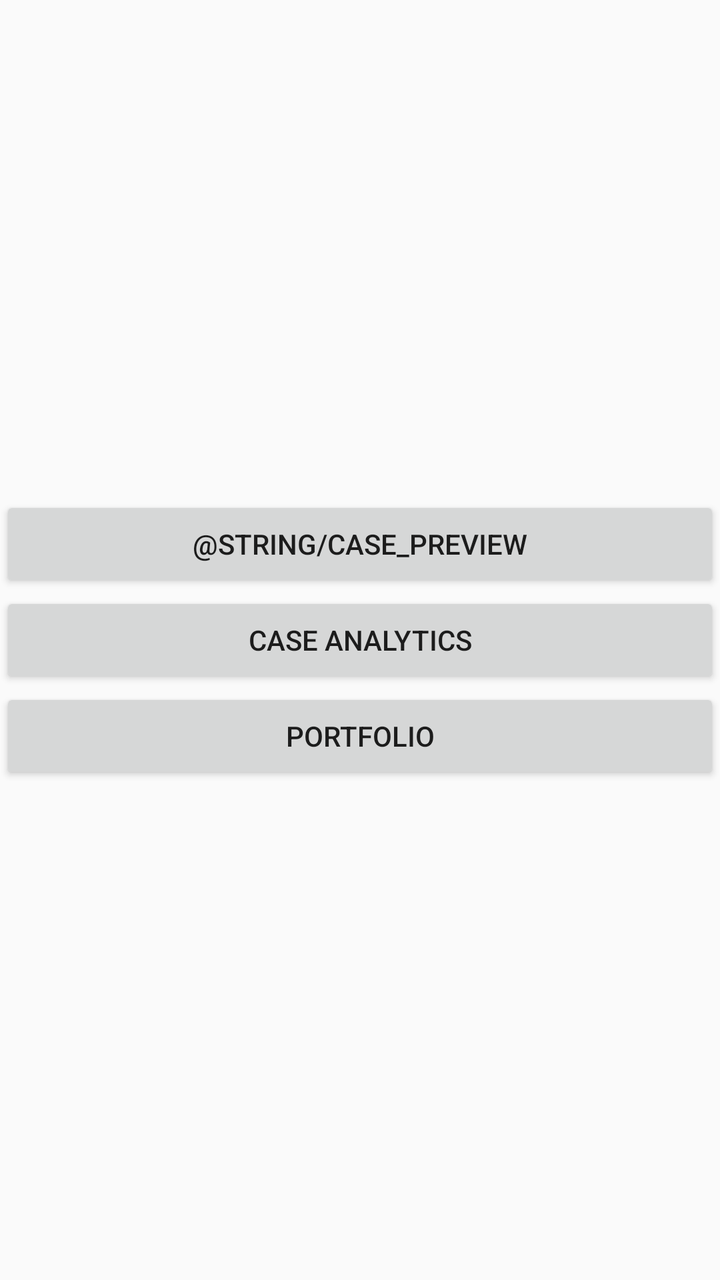
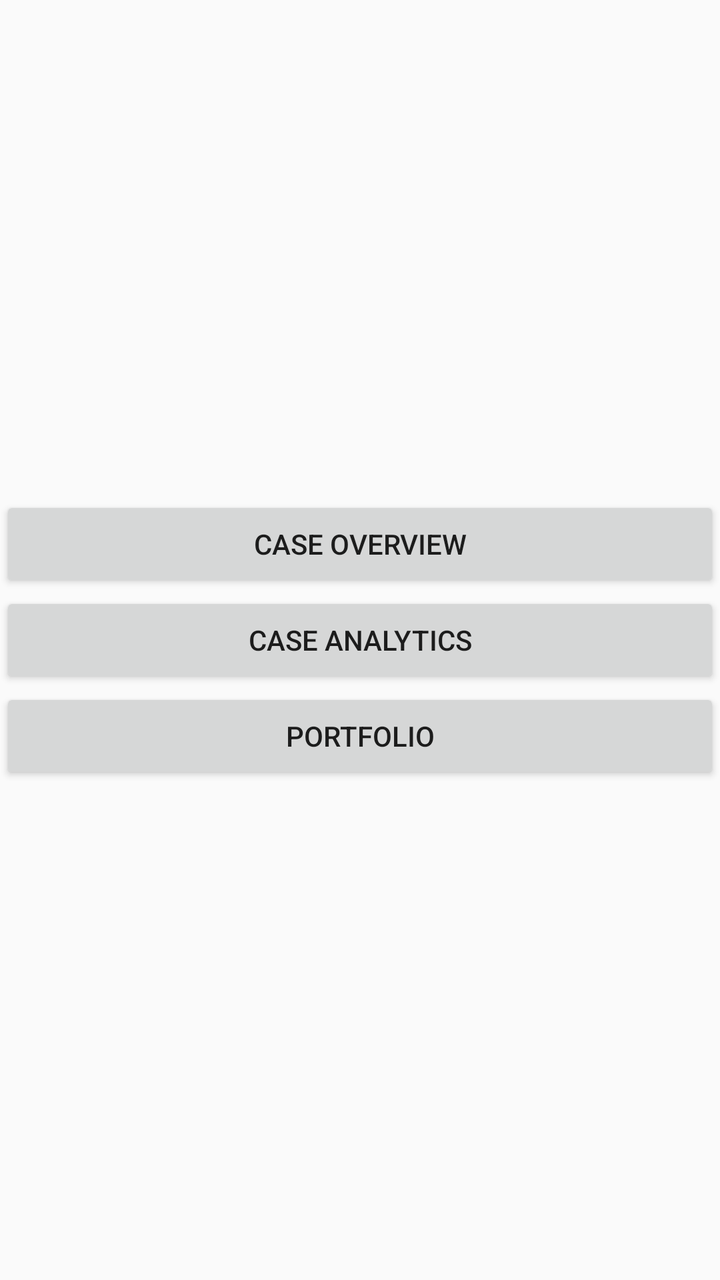

An Android layout rendered at two revisions. The XML below is the earlier revision; the diff shows what the commit changed to produce the second picture.
<!-- AndroidManifest.xml: application theme AppTheme -->
<!-- res/layout/fragment_start.xml -->
<?xml version="1.0" encoding="utf-8"?>
<androidx.constraintlayout.widget.ConstraintLayout xmlns:android="http://schemas.android.com/apk/res/android"
    xmlns:app="http://schemas.android.com/apk/res-auto"
    xmlns:tools="http://schemas.android.com/tools"
    android:id="@+id/StartFragment"
    android:layout_width="match_parent"
    android:layout_height="match_parent"
    tools:context=".MainActivity">


    <Button
        android:id="@+id/casePreviewButton"
        android:layout_width="match_parent"
        android:layout_height="wrap_content"
        android:text="@string/case_preview"
        app:layout_constraintBottom_toTopOf="@+id/caseAnalyticsButton"
        app:layout_constraintTop_toTopOf="parent"
        app:layout_constraintVertical_chainStyle="packed" />

    <Button
        android:id="@+id/caseAnalyticsButton"
        android:layout_width="match_parent"
        android:layout_height="wrap_content"
        android:text="@string/analytics"
        app:layout_constraintBottom_toTopOf="@+id/portfolioButton"
        app:layout_constraintTop_toBottomOf="@+id/casePreviewButton" />

    <Button
        android:id="@+id/portfolioButton"
        android:layout_width="match_parent"
        android:layout_height="wrap_content"
        android:text="@string/portfolio"
        app:layout_constraintBottom_toBottomOf="parent"
        app:layout_constraintTop_toBottomOf="@+id/caseAnalyticsButton" />

</androidx.constraintlayout.widget.ConstraintLayout>
<!-- resources referenced by this layout -->
<resources>
  <string name="analytics">Case Analytics</string>
  <string name="portfolio">Portfolio</string>
  <style name="AppTheme" parent="Theme.AppCompat.DayNight.DarkActionBar">
          
          <item name="colorPrimary">@color/colorPrimary</item>
          <item name="colorPrimaryDark">@color/colorPrimaryDark</item>
          <item name="colorAccent">@color/colorAccent</item>
      </style>
  <color name="colorPrimary">#6200EE</color>
  <color name="colorPrimaryDark">#3700B3</color>
  <color name="colorAccent">#03DAC5</color>
</resources>

<!-- the commit's change to res/layout/fragment_start.xml (unified diff, before → after) -->
@@ -7,12 +7,11 @@
     android:layout_height="match_parent"
     tools:context=".MainActivity">
 
-
     <Button
         android:id="@+id/casePreviewButton"
         android:layout_width="match_parent"
         android:layout_height="wrap_content"
-        android:text="@string/case_preview"
+        android:text="@string/case_overview"
         app:layout_constraintBottom_toTopOf="@+id/caseAnalyticsButton"
         app:layout_constraintTop_toTopOf="parent"
         app:layout_constraintVertical_chainStyle="packed" />
<!-- resource entries referenced after the edit -->
@@ -1,6 +1,9 @@
 <!-- resources referenced by this layout -->
 <resources>
   <string name="analytics">Case Analytics</string>
+  <string name="case_overview">Case Overview</string>
+  
+      // case details //
   <string name="portfolio">Portfolio</string>
   <style name="AppTheme" parent="Theme.AppCompat.DayNight.DarkActionBar">
           
